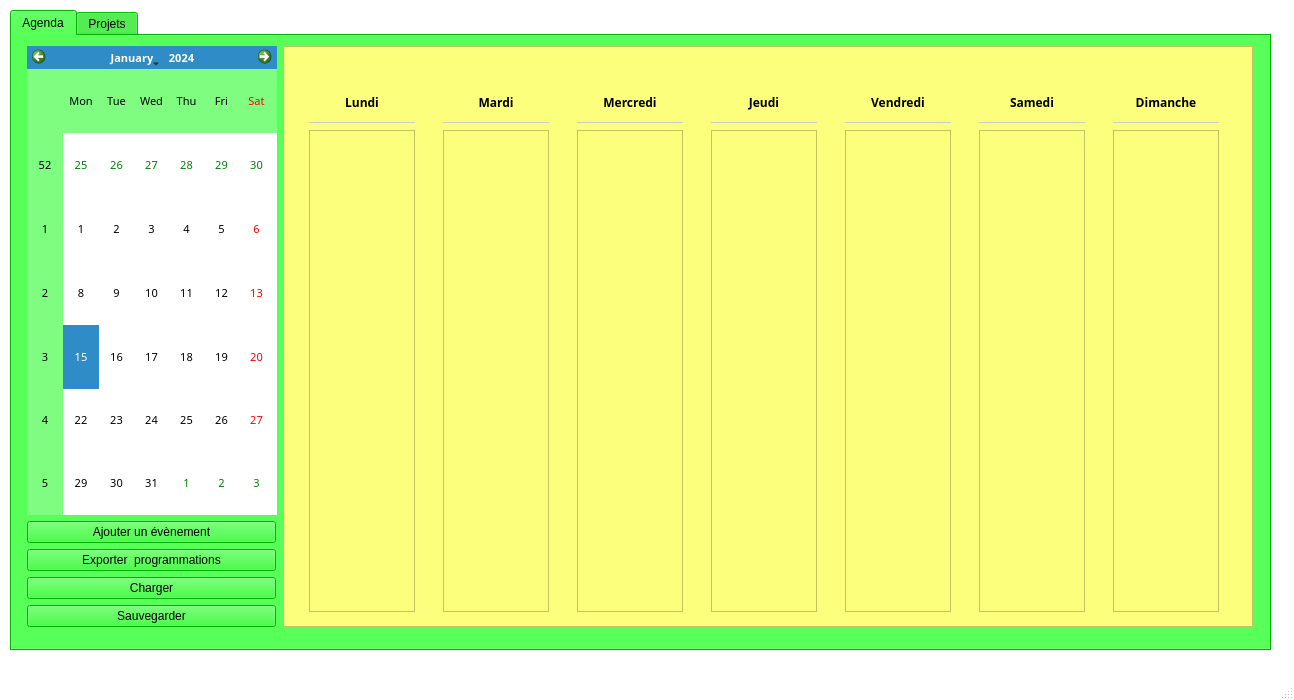
The window that src/mainwindow.ui (sowlosc/ProjectCalendar) describes before a commit, drawn with Qt 5.
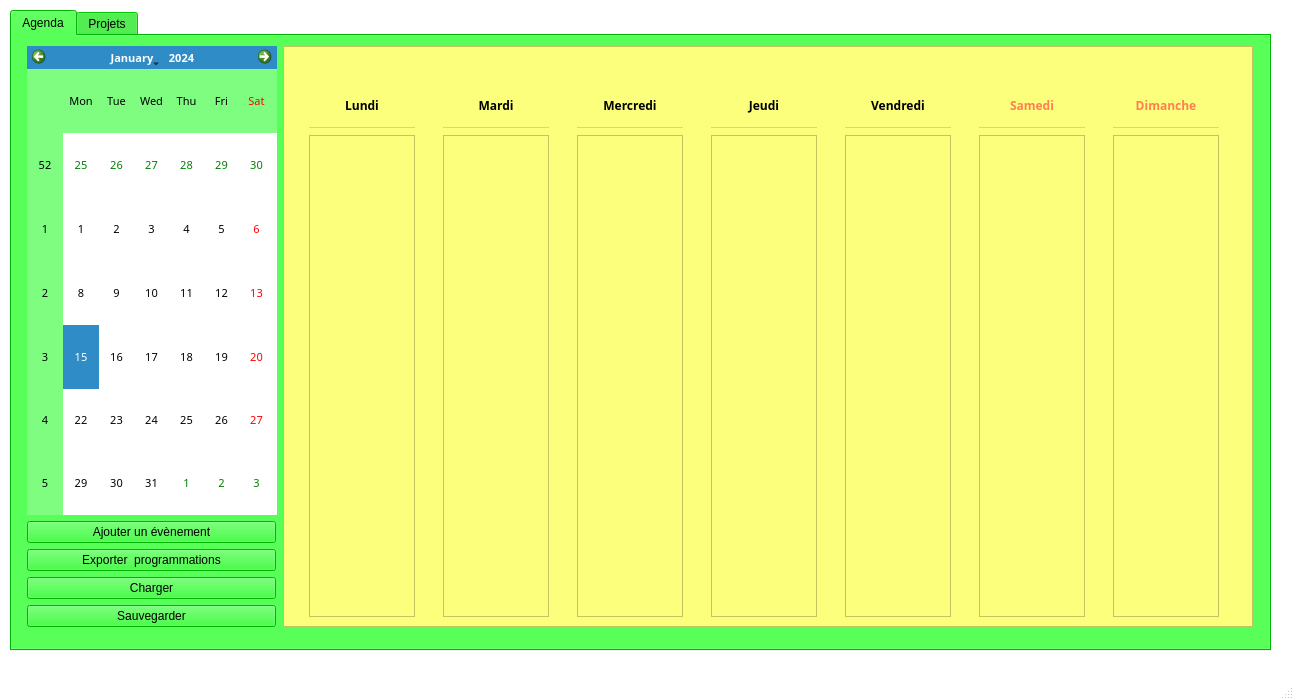
The same window after the commit.

```diff
--- a/src/mainwindow.ui
+++ b/src/mainwindow.ui
@@ -1078,7 +1078,7 @@
             <x>10</x>
             <y>10</y>
             <width>941</width>
-            <height>556</height>
+            <height>561</height>
            </rect>
           </property>
           <layout class="QHBoxLayout" name="horizontalLayout_3">
@@ -3569,6 +3569,9 @@
              </property>
              <item>
               <widget class="QLabel" name="date_samedi">
+               <property name="styleSheet">
+                <string notr="true"/>
+               </property>
                <property name="text">
                 <string/>
                </property>
@@ -3579,6 +3582,178 @@
              </item>
              <item>
               <widget class="QLabel" name="label_7">
+               <property name="palette">
+                <palette>
+                 <active>
+                  <colorrole role="WindowText">
+                   <brush brushstyle="SolidPattern">
+                    <color alpha="255">
+                     <red>255</red>
+                     <green>126</green>
+                     <blue>83</blue>
+                    </color>
+                   </brush>
+                  </colorrole>
+                  <colorrole role="Button">
+                   <brush brushstyle="SolidPattern">
+                    <color alpha="255">
+                     <red>252</red>
+                     <green>255</green>
+                     <blue>123</blue>
+                    </color>
+                   </brush>
+                  </colorrole>
+                  <colorrole role="Text">
+                   <brush brushstyle="SolidPattern">
+                    <color alpha="255">
+                     <red>255</red>
+                     <green>126</green>
+                     <blue>83</blue>
+                    </color>
+                   </brush>
+                  </colorrole>
+                  <colorrole role="ButtonText">
+                   <brush brushstyle="SolidPattern">
+                    <color alpha="255">
+                     <red>255</red>
+                     <green>126</green>
+                     <blue>83</blue>
+                    </color>
+                   </brush>
+                  </colorrole>
+                  <colorrole role="Base">
+                   <brush brushstyle="SolidPattern">
+                    <color alpha="255">
+                     <red>252</red>
+                     <green>255</green>
+                     <blue>123</blue>
+                    </color>
+                   </brush>
+                  </colorrole>
+                  <colorrole role="Window">
+                   <brush brushstyle="SolidPattern">
+                    <color alpha="255">
+                     <red>252</red>
+                     <green>255</green>
+                     <blue>123</blue>
+                    </color>
+                   </brush>
+                  </colorrole>
+                 </active>
+                 <inactive>
+                  <colorrole role="WindowText">
+                   <brush brushstyle="SolidPattern">
+                    <color alpha="255">
+                     <red>255</red>
+                     <green>126</green>
+                     <blue>83</blue>
+                    </color>
+                   </brush>
+                  </colorrole>
+                  <colorrole role="Button">
+                   <brush brushstyle="SolidPattern">
+                    <color alpha="255">
+                     <red>252</red>
+                     <green>255</green>
+                     <blue>123</blue>
+                    </color>
+                   </brush>
+                  </colorrole>
+                  <colorrole role="Text">
+                   <brush brushstyle="SolidPattern">
+                    <color alpha="255">
+                     <red>255</red>
+                     <green>126</green>
+                     <blue>83</blue>
+                    </color>
+                   </brush>
+                  </colorrole>
+                  <colorrole role="ButtonText">
+                   <brush brushstyle="SolidPattern">
+                    <color alpha="255">
+                     <red>255</red>
+                     <green>126</green>
+                     <blue>83</blue>
+                    </color>
+                   </brush>
+                  </colorrole>
+                  <colorrole role="Base">
+                   <brush brushstyle="SolidPattern">
+                    <color alpha="255">
+                     <red>252</red>
+                     <green>255</green>
+                     <blue>123</blue>
+                    </color>
+                   </brush>
+                  </colorrole>
+                  <colorrole role="Window">
+                   <brush brushstyle="SolidPattern">
+                    <color alpha="255">
+                     <red>252</red>
+                     <green>255</green>
+                     <blue>123</blue>
+                    </color>
+                   </brush>
+                  </colorrole>
+                 </inactive>
+                 <disabled>
+                  <colorrole role="WindowText">
+                   <brush brushstyle="SolidPattern">
+                    <color alpha="255">
+                     <red>255</red>
+                     <green>126</green>
+                     <blue>83</blue>
+                    </color>
+                   </brush>
+                  </colorrole>
+                  <colorrole role="Button">
+                   <brush brushstyle="SolidPattern">
+                    <color alpha="255">
+                     <red>252</red>
+                     <green>255</green>
+                     <blue>123</blue>
+                    </color>
+                   </brush>
+                  </colorrole>
+                  <colorrole role="Text">
+                   <brush brushstyle="SolidPattern">
+                    <color alpha="255">
+                     <red>255</red>
+                     <green>126</green>
+                     <blue>83</blue>
+                    </color>
+                   </brush>
+                  </colorrole>
+                  <colorrole role="ButtonText">
+                   <brush brushstyle="SolidPattern">
+                    <color alpha="255">
+                     <red>255</red>
+                     <green>126</green>
+                     <blue>83</blue>
+                    </color>
+                   </brush>
+                  </colorrole>
+                  <colorrole role="Base">
+                   <brush brushstyle="SolidPattern">
+                    <color alpha="255">
+                     <red>252</red>
+                     <green>255</green>
+                     <blue>123</blue>
+                    </color>
+                   </brush>
+                  </colorrole>
+                  <colorrole role="Window">
+                   <brush brushstyle="SolidPattern">
+                    <color alpha="255">
+                     <red>252</red>
+                     <green>255</green>
+                     <blue>123</blue>
+                    </color>
+                   </brush>
+                  </colorrole>
+                 </disabled>
+                </palette>
+               </property>
                <property name="font">
                 <font>
                  <family>Saab</family>
@@ -3586,6 +3761,9 @@
                  <bold>true</bold>
                 </font>
                </property>
+               <property name="styleSheet">
+                <string notr="true">color: rgb(255, 126, 83);</string>
+               </property>
                <property name="text">
                 <string>Samedi</string>
                </property>
@@ -4074,6 +4252,9 @@
                  <bold>true</bold>
                 </font>
                </property>
+               <property name="styleSheet">
+                <string notr="true">color: rgb(255, 126, 83);</string>
+               </property>
                <property name="text">
                 <string>Dimanche</string>
                </property>
```
